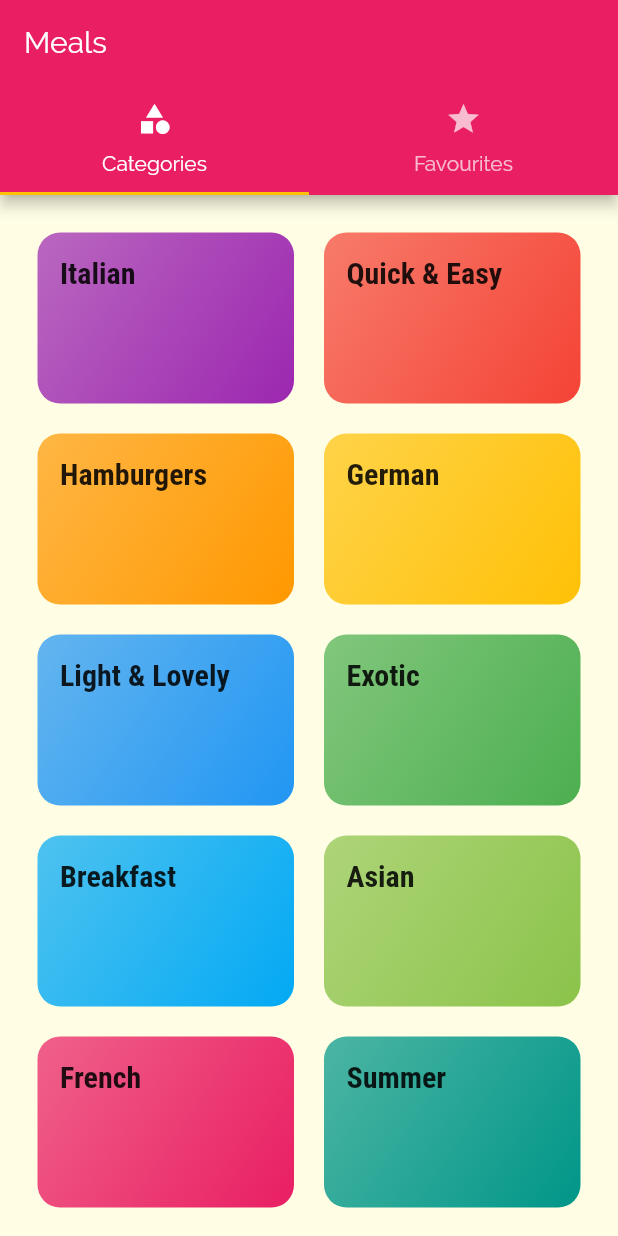
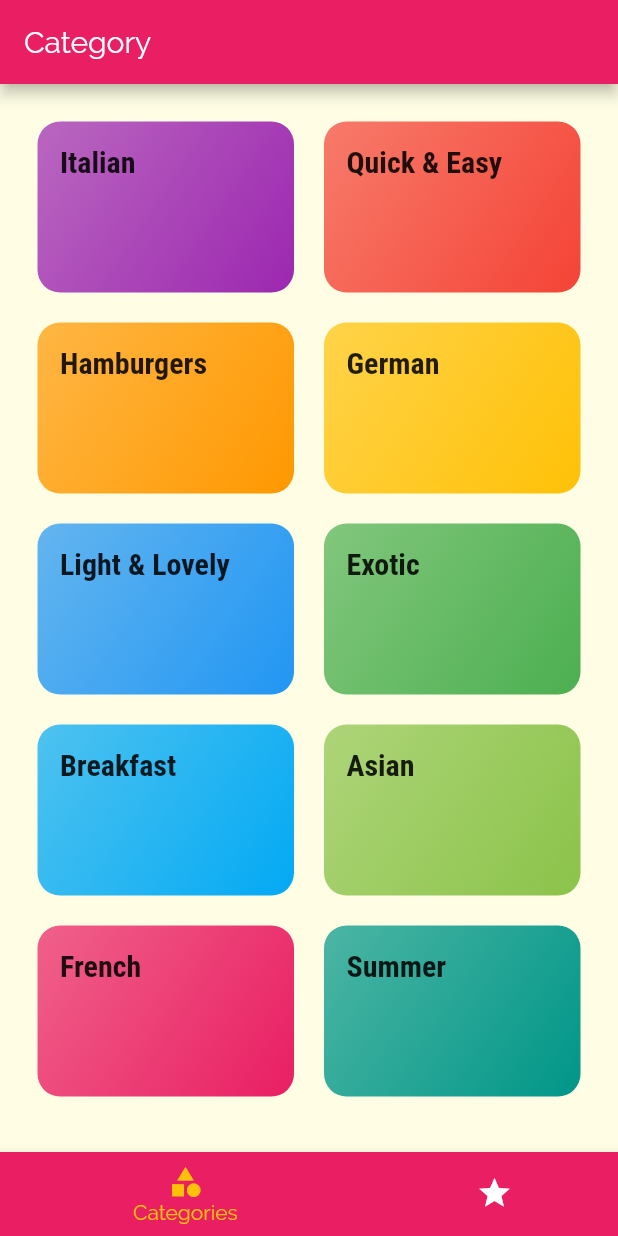
Before and after one commit to nicks101/DeliMeals_app, a Flutter app: the screen it shows after launch, on a phone screen of 412 x 824 dp. Run offline on Flutter 3.47's test engine with Material 2 defaults, Android fonts, the phone set to English and light mode, and no system bars.

Commit message:
changed to bootom TabBar

```diff
--- a/lib/screens/tabs_screen.dart
+++ b/lib/screens/tabs_screen.dart
@@ -2,7 +2,6 @@ import 'package:flutter/material.dart';
 
 import './categories_screen.dart';
 import './favorites_screen.dart';
-
 
 class TabsScreen extends StatefulWidget {
   @override
@@ -10,33 +9,51 @@ class TabsScreen extends StatefulWidget {
 }
 
 class _TabsScreenState extends State<TabsScreen> {
+  final List<Map<String, Object>> _pages = [
+    {
+      'page': CategoriesScreen(),
+      'title': 'Category',
+    },
+    {
+      'page': FavoritesScreen(),
+      'title': 'Favorite',
+    },
+  ];
+
+  int _selectedTabIndex = 0;
+
+  void _selectPage(int index) {
+    setState(() {
+      _selectedTabIndex = index;
+    });
+  }
+
   @override
   Widget build(BuildContext context) {
-    return DefaultTabController(
-      length: 2,
-      initialIndex: 0,
-      child: Scaffold(
-        appBar: AppBar(
-          title: Text('Meals'),
-          bottom: TabBar(
-            tabs: <Widget>[
-              Tab(
-                icon: Icon(Icons.category),
-                text: 'Categories',
-              ),
-              Tab(
-                icon: Icon(Icons.star),
-                text: 'Favourites',
-              ),
-            ],
+    return Scaffold(
+      appBar: AppBar(
+        title: Text(_pages[_selectedTabIndex]['title']),
+      ),
+      body: _pages[_selectedTabIndex]['page'],
+      bottomNavigationBar: BottomNavigationBar(
+        onTap: _selectPage,
+        backgroundColor: Theme.of(context).primaryColor,
+        currentIndex: _selectedTabIndex,
+        selectedItemColor: Theme.of(context).accentColor,
+        unselectedItemColor: Colors.white,
+        type: BottomNavigationBarType.shifting,
+        items: [
+          BottomNavigationBarItem(
+            backgroundColor: Theme.of(context).primaryColor,
+            icon: Icon(Icons.category),
+            title: Text('Categories'),
           ),
-        ),
-        body: TabBarView(
-          children: <Widget>[
-            CategoriesScreen(),
-            FavoritesScreen(),
-          ],
-        ),
+          BottomNavigationBarItem(
+            backgroundColor: Theme.of(context).primaryColor,
+            icon: Icon(Icons.star),
+            title: Text('Your Favourites'),
+          ),
+        ],
       ),
     );
   }
```
